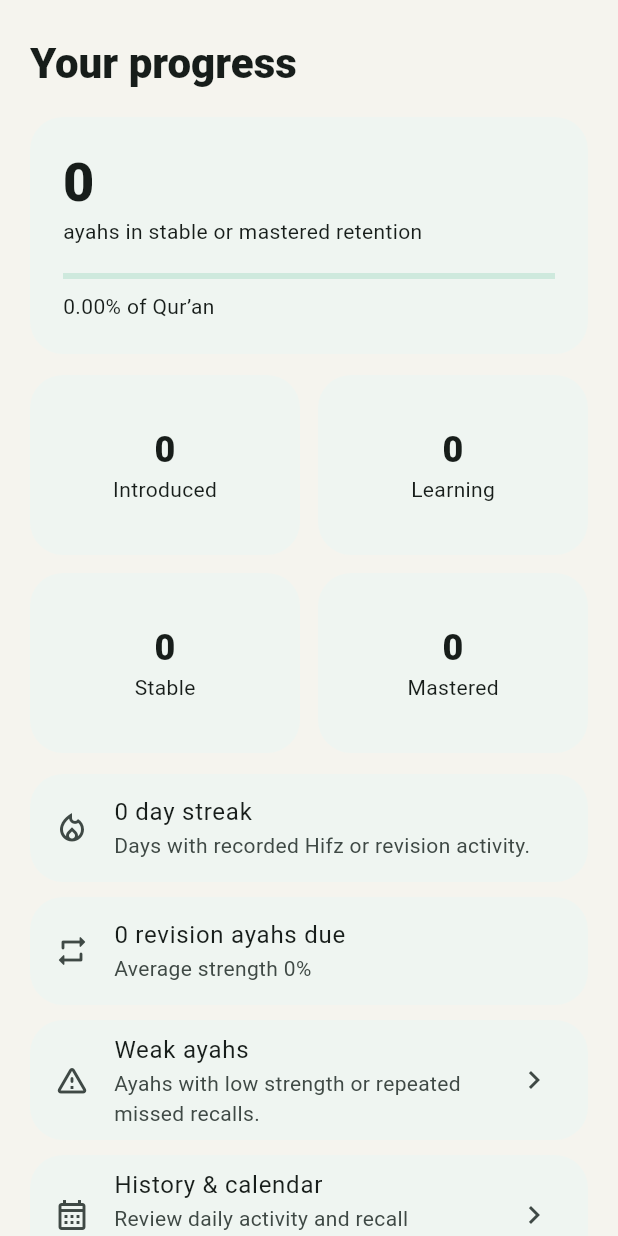
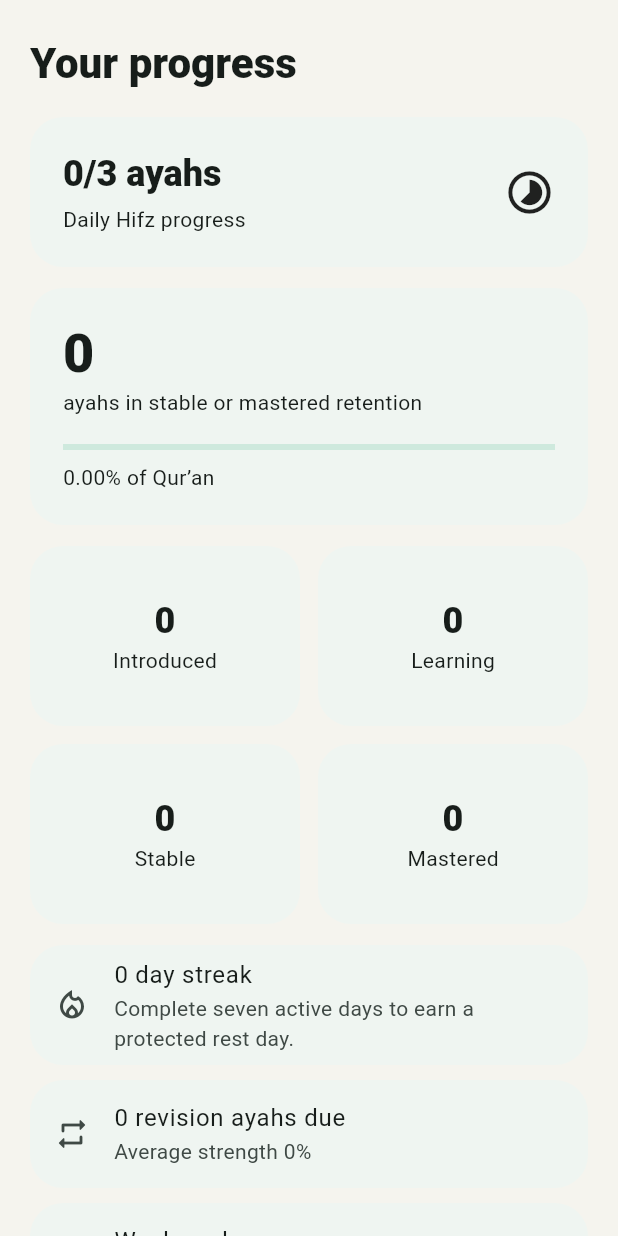
Before and after one commit to matahir01/Hifz_Journey_V1_GitHub_Ready, a Flutter app: the ProgressPage widget shown alone on an empty page, opened directly, on a phone screen of 412 x 824 dp. Run offline on Flutter 3.47's test engine with Material 3 defaults, Android fonts, the phone set to English and light mode, and no system bars; our stand-ins replace file_picker, flutter_local_notifications, flutter_timezone, just_audio, shared_preferences, speech_to_text and 2 more; accounts and stored records are empty; statements that could not run were skipped.

Commit message:
Show daily progress and protected rest credits

```diff
--- a/lib/features/progress/progress_page.dart
+++ b/lib/features/progress/progress_page.dart
@@ -1,7 +1,6 @@
 import 'package:flutter/material.dart';
 import 'package:provider/provider.dart';
 
-import '../../data/repositories/hifz_repository.dart';
 import '../history/history_page.dart';
 import '../shell/app_controller.dart';
 import '../weak/weak_ayahs_page.dart';
@@ -11,34 +10,156 @@ class ProgressPage extends StatelessWidget {
 
   @override
   Widget build(BuildContext context) {
-    final stats = context.watch<AppController>().stats;
+    final controller = context.watch<AppController>();
+    final stats = controller.stats;
+    final streak = controller.streakStatus;
     final totalProgress = (stats.retained / 6236).clamp(0.0, 1.0).toDouble();
+
     return SafeArea(
       child: RefreshIndicator(
         onRefresh: context.read<AppController>().refresh,
         child: ListView(
           padding: const EdgeInsets.fromLTRB(20, 24, 20, 32),
           children: [
-            Text('Your progress', style: Theme.of(context).textTheme.headlineMedium?.copyWith(fontWeight: FontWeight.w800)),
+            Text(
+              'Your progress',
+              style: Theme.of(context)
+                  .textTheme
+                  .headlineMedium
+                  ?.copyWith(fontWeight: FontWeight.w800),
+            ),
             const SizedBox(height: 18),
-            Card(child: Padding(padding: const EdgeInsets.all(22), child: Column(crossAxisAlignment: CrossAxisAlignment.stretch, children: [
-              Text('${stats.retained}', style: Theme.of(context).textTheme.displaySmall?.copyWith(fontWeight: FontWeight.w800)),
-              const Text('ayahs in stable or mastered retention'), const SizedBox(height: 18),
-              LinearProgressIndicator(value: totalProgress), const SizedBox(height: 8),
-              Text('${(totalProgress * 100).toStringAsFixed(2)}% of Qur’an'),
-            ]))),
+            Card(
+              child: Padding(
+                padding: const EdgeInsets.all(22),
+                child: Column(
+                  crossAxisAlignment: CrossAxisAlignment.stretch,
+                  children: [
+                    Row(
+                      children: [
+                        Expanded(
+                          child: Column(
+                            crossAxisAlignment: CrossAxisAlignment.start,
+                            children: [
+                              Text(
+                                controller.todayTargetCompleted
+                                    ? 'Today complete'
+                                    : controller.todayProgressLabel,
+                                style: Theme.of(context)
+                                    .textTheme
+                                    .headlineSmall
+                                    ?.copyWith(fontWeight: FontWeight.w800),
+                              ),
+                              const SizedBox(height: 4),
+                              Text(
+                                controller.todayTargetCompleted
+                                    ? controller.todayProgressLabel
+                                    : 'Daily Hifz progress',
+                              ),
+                            ],
+                          ),
+                        ),
+                        Icon(
+                          controller.todayTargetCompleted
+                              ? Icons.check_circle_rounded
+                              : Icons.timelapse_rounded,
+                          size: 34,
+                        ),
+                      ],
+                    ),
+                  ],
+                ),
+              ),
+            ),
             const SizedBox(height: 14),
-            GridView.count(crossAxisCount: 2, shrinkWrap: true, physics: const NeverScrollableScrollPhysics(), crossAxisSpacing: 12, mainAxisSpacing: 12, childAspectRatio: 1.5, children: [
-              _StatCard(label: 'Introduced', value: stats.introduced), _StatCard(label: 'Learning', value: stats.learning), _StatCard(label: 'Stable', value: stats.stable), _StatCard(label: 'Mastered', value: stats.mastered),
-            ]),
+            Card(
+              child: Padding(
+                padding: const EdgeInsets.all(22),
+                child: Column(
+                  crossAxisAlignment: CrossAxisAlignment.stretch,
+                  children: [
+                    Text(
+                      '${stats.retained}',
+                      style: Theme.of(context)
+                          .textTheme
+                          .displaySmall
+                          ?.copyWith(fontWeight: FontWeight.w800),
+                    ),
+                    const Text('ayahs in stable or mastered retention'),
+                    const SizedBox(height: 18),
+                    LinearProgressIndicator(value: totalProgress),
+                    const SizedBox(height: 8),
+                    Text('${(totalProgress * 100).toStringAsFixed(2)}% of Qur’an'),
+                  ],
+                ),
+              ),
+            ),
             const SizedBox(height: 14),
-            FutureBuilder<int>(future: context.read<HifzRepository>().currentStreak(), builder: (context, snapshot) => Card(child: ListTile(leading: const Icon(Icons.local_fire_department_outlined), title: Text('${snapshot.data ?? 0} day streak'), subtitle: const Text('Days with recorded Hifz or revision activity.')))),
+            GridView.count(
+              crossAxisCount: 2,
+              shrinkWrap: true,
+              physics: const NeverScrollableScrollPhysics(),
+              crossAxisSpacing: 12,
+              mainAxisSpacing: 12,
+              childAspectRatio: 1.5,
+              children: [
+                _StatCard(label: 'Introduced', value: stats.introduced),
+                _StatCard(label: 'Learning', value: stats.learning),
+                _StatCard(label: 'Stable', value: stats.stable),
+                _StatCard(label: 'Mastered', value: stats.mastered),
+              ],
+            ),
+            const SizedBox(height: 14),
+            Card(
+              child: ListTile(
+                leading: const Icon(Icons.local_fire_department_outlined),
+                title: Text('${streak.streak} day streak'),
+                subtitle: Text(
+                  streak.restCredits == 0
+                      ? 'Complete seven active days to earn a protected rest day.'
+                      : '${streak.restCredits} protected rest day${streak.restCredits == 1 ? '' : 's'} available',
+                ),
+                trailing: streak.restCredits == 0
+                    ? null
+                    : CircleAvatar(child: Text('${streak.restCredits}')),
+              ),
+            ),
             const SizedBox(height: 10),
-            Card(child: ListTile(leading: const Icon(Icons.repeat_rounded), title: Text('${stats.due} revision ayahs due'), subtitle: Text('Average strength ${stats.averageStrength.toStringAsFixed(0)}%'))),
+            Card(
+              child: ListTile(
+                leading: const Icon(Icons.repeat_rounded),
+                title: Text('${stats.due} revision ayahs due'),
+                subtitle: Text(
+                  'Average strength ${stats.averageStrength.toStringAsFixed(0)}%',
+                ),
+              ),
+            ),
             const SizedBox(height: 10),
-            Card(child: ListTile(leading: const Icon(Icons.warning_amber_rounded), title: const Text('Weak ayahs'), subtitle: const Text('Ayahs with low strength or repeated missed recalls.'), trailing: const Icon(Icons.chevron_right), onTap: () => Navigator.push(context, MaterialPageRoute(builder: (_) => const WeakAyahsPage())))),
+            Card(
+              child: ListTile(
+                leading: const Icon(Icons.warning_amber_rounded),
+                title: const Text('Weak ayahs'),
+                subtitle: const Text('Ayahs that need more revision'),
+                trailing: const Icon(Icons.chevron_right),
+                onTap: () => Navigator.push(
+                  context,
+                  MaterialPageRoute(builder: (_) => const WeakAyahsPage()),
+                ),
+              ),
+            ),
             const SizedBox(height: 10),
-            Card(child: ListTile(leading: const Icon(Icons.calendar_month_outlined), title: const Text('History & calendar'), subtitle: const Text('Review daily activity and recall accuracy.'), trailing: const Icon(Icons.chevron_right), onTap: () => Navigator.push(context, MaterialPageRoute(builder: (_) => const HistoryPage())))),
+            Card(
+              child: ListTile(
+                leading: const Icon(Icons.calendar_month_outlined),
+                title: const Text('History & calendar'),
+                subtitle: const Text('Review daily activity and recall accuracy'),
+                trailing: const Icon(Icons.chevron_right),
+                onTap: () => Navigator.push(
+                  context,
+                  MaterialPageRoute(builder: (_) => const HistoryPage()),
+                ),
+              ),
+            ),
           ],
         ),
       ),
@@ -47,8 +168,28 @@ class ProgressPage extends StatelessWidget {
 }
 
 class _StatCard extends StatelessWidget {
-  final String label; final int value;
+  final String label;
+  final int value;
+
   const _StatCard({required this.label, required this.value});
+
   @override
-  Widget build(BuildContext context) => Card(child: Padding(padding: const EdgeInsets.all(16), child: Column(mainAxisAlignment: MainAxisAlignment.center, children: [Text('$value', style: Theme.of(context).textTheme.headlineSmall?.copyWith(fontWeight: FontWeight.w800)), Text(label)])));
+  Widget build(BuildContext context) => Card(
+        child: Padding(
+          padding: const EdgeInsets.all(16),
+          child: Column(
+            mainAxisAlignment: MainAxisAlignment.center,
+            children: [
+              Text(
+                '$value',
+                style: Theme.of(context)
+                    .textTheme
+                    .headlineSmall
+                    ?.copyWith(fontWeight: FontWeight.w800),
+              ),
+              Text(label),
+            ],
+          ),
+        ),
+      );
 }
```
